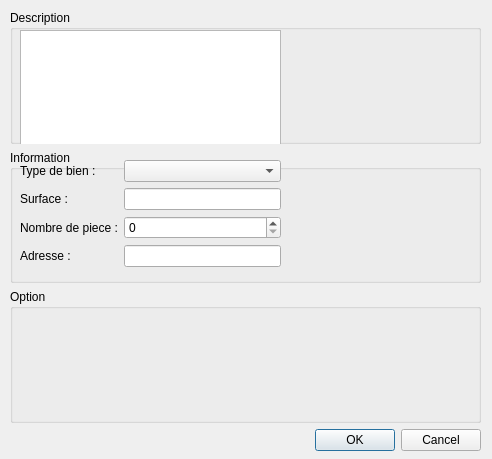
Qt form Projet/QT/Dialog_ajout.ui (supervermiceau/Pimp) before a commit.
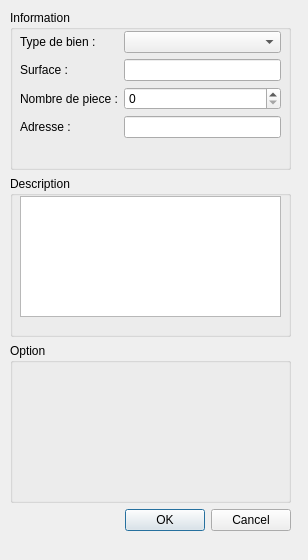
The same form after that commit.

Commit message: IHM: Ajout dialog recherche et bien

```diff
--- a/Projet/QT/Dialog_ajout.ui
+++ b/Projet/QT/Dialog_ajout.ui
@@ -6,8 +6,8 @@
    <rect>
     <x>0</x>
     <y>0</y>
-    <width>492</width>
-    <height>459</height>
+    <width>308</width>
+    <height>560</height>
    </rect>
   </property>
   <property name="windowTitle">
@@ -18,28 +18,11 @@
     <rect>
      <x>10</x>
      <y>10</y>
-     <width>471</width>
-     <height>441</height>
+     <width>281</width>
+     <height>521</height>
     </rect>
    </property>
    <layout class="QVBoxLayout" name="verticalLayout">
-    <item>
-     <widget class="QGroupBox" name="groupBox_2">
-      <property name="title">
-       <string>Description</string>
-      </property>
-      <widget class="QTextEdit" name="textEdit_2">
-       <property name="geometry">
-        <rect>
-         <x>10</x>
-         <y>20</y>
-         <width>261</width>
-         <height>121</height>
-        </rect>
-       </property>
-      </widget>
-     </widget>
-    </item>
     <item>
      <widget class="QGroupBox" name="groupBox">
       <property name="title">
@@ -49,9 +32,9 @@
        <property name="geometry">
         <rect>
          <x>10</x>
-         <y>10</y>
+         <y>21</y>
          <width>261</width>
-         <height>131</height>
+         <height>147</height>
         </rect>
        </property>
        <layout class="QFormLayout" name="formLayout">
@@ -99,6 +82,25 @@
       </widget>
      </widget>
     </item>
+    <item>
+     <widget class="QGroupBox" name="groupBox_2">
+      <property name="title">
+       <string>Description</string>
+      </property>
+      <widget class="QTextEdit" name="textEdit_2">
+       <property name="geometry">
+        <rect>
+         <x>10</x>
+         <y>20</y>
+         <width>261</width>
+         <height>121</height>
+        </rect>
+       </property>
+      </widget>
+      <zorder>textEdit_2</zorder>
+      <zorder>groupBox</zorder>
+     </widget>
+    </item>
     <item>
      <widget class="QGroupBox" name="groupBox_3">
       <property name="title">
```
Left out of the diff: 36 changed lines with no effect on the pictures. The commit also changes 1 other file.
